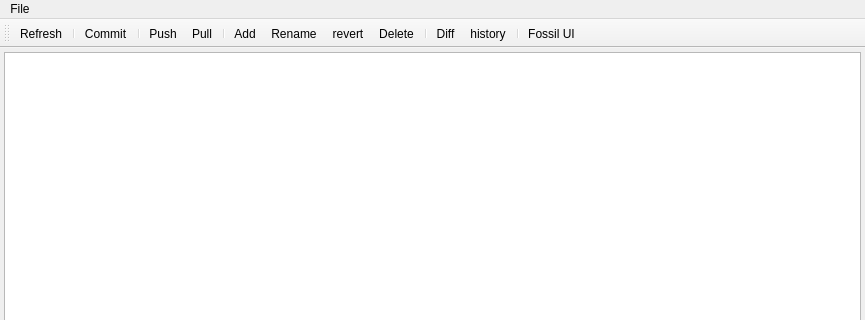
The window that MainWindow.ui (AnotherFoxGuy/diesel-scm) describes before a commit, drawn with Qt 5; both pictures show x 0 to 865 and y 0 to 320 of the 865 by 640 pixel window.
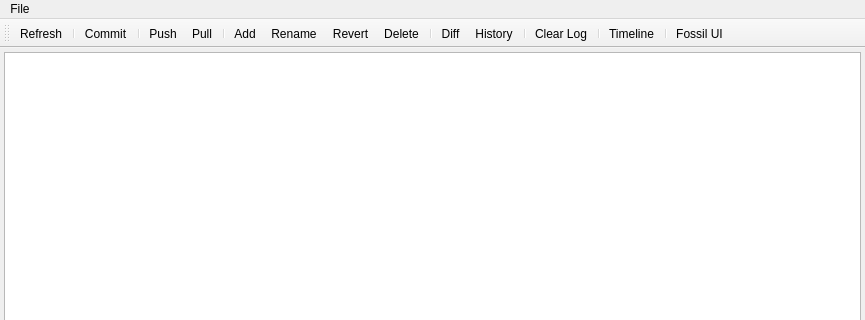
The same window after the commit. Icons and pictures are not drawn.

Commit message:
Reorganized context menu Added Clear log action Improved settings serialization. Added Saving and loading of window position and size Added Quit action Added Timeline action Added File history action
FossilOrigin-Name: 836ed88f08a4d0133120fa5735627bbd24cd30a0

What changed in the file:
```diff
--- a/MainWindow.ui
+++ b/MainWindow.ui
@@ -130,6 +130,10 @@
    <addaction name="actionDiff"/>
    <addaction name="actionHistory"/>
    <addaction name="separator"/>
+   <addaction name="actionClearLog"/>
+   <addaction name="separator"/>
+   <addaction name="actionTimeline"/>
+   <addaction name="separator"/>
    <addaction name="actionFossilUI"/>
   </widget>
   <widget class="QStatusBar" name="statusBar"/>
@@ -232,7 +236,10 @@
      <normaloff>:/icons/icons/File History-01.png</normaloff>:/icons/icons/File History-01.png</iconset>
    </property>
    <property name="text">
-    <string>history</string>
+    <string>History</string>
+   </property>
+   <property name="toolTip">
+    <string>History</string>
    </property>
   </action>
   <action name="actionFossilUI">
@@ -256,7 +263,10 @@
      <normaloff>:/icons/icons/Document-Revert-icon.png</normaloff>:/icons/icons/Document-Revert-icon.png</iconset>
    </property>
    <property name="text">
-    <string>revert</string>
+    <string>Revert</string>
+   </property>
+   <property name="toolTip">
+    <string>Revert</string>
    </property>
   </action>
   <action name="actionClearLog">
@@ -265,7 +275,19 @@
      <normaloff>:/icons/icons/Book-01.png</normaloff>:/icons/icons/Book-01.png</iconset>
    </property>
    <property name="text">
-    <string>clearLog</string>
+    <string>Clear Log</string>
+   </property>
+   <property name="toolTip">
+    <string>Clear Log</string>
+   </property>
+  </action>
+  <action name="actionTimeline">
+   <property name="icon">
+    <iconset resource="resources.qrc">
+     <normaloff>:/icons/icons/Clock-01.png</normaloff>:/icons/icons/Clock-01.png</iconset>
+   </property>
+   <property name="text">
+    <string>Timeline</string>
    </property>
   </action>
  </widget>
```
Left out of the diff: 17 changed lines with no effect on the pictures. The commit also changes 5 other files.
